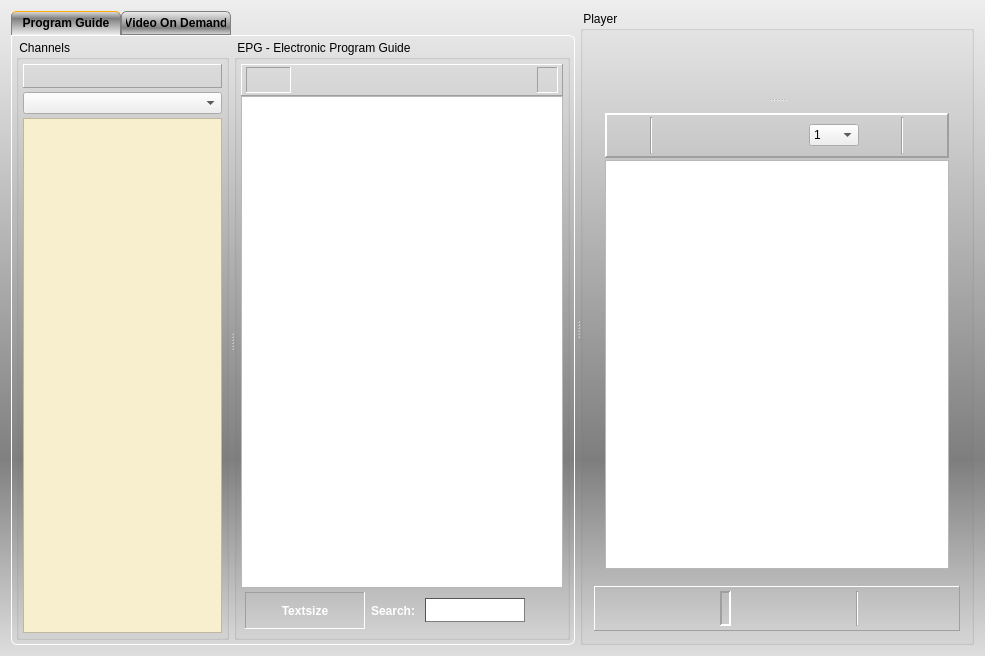
This is vlc-record/forms/recorder_inc.ui in code-google-com/vlc-record as Qt 5 draws it before an edit. The edited form follows.
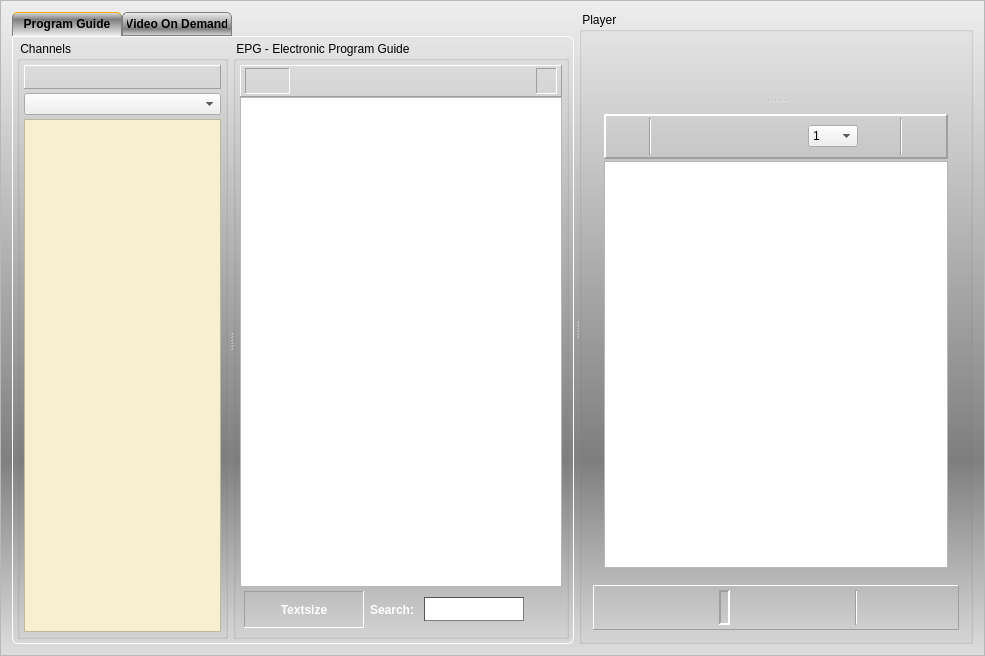
This is the edited form. Icons and pictures are not drawn. Custom widgets are drawn as their Qt base class.

What changed in the file:
```diff
--- a/vlc-record/forms/recorder_inc.ui
+++ b/vlc-record/forms/recorder_inc.ui
@@ -22,6 +22,21 @@
   <property name="locale">
    <locale language="English" country="UnitedStates"/>
   </property>
+  <layout class="QVBoxLayout" name="vMainLayout">
+   <property name="spacing">
+    <number>0</number>
+   </property>
+   <property name="margin">
+    <number>0</number>
+   </property>
+   <item>
+    <widget class="QFrame" name="masterFrame">
+     <property name="frameShape">
+      <enum>QFrame::StyledPanel</enum>
+     </property>
+     <property name="frameShadow">
+      <enum>QFrame::Raised</enum>
+     </property>
   <layout class="QVBoxLayout" name="verticalLayout_4">
    <item>
     <widget class="QSplitter" name="vSplitterChanEpgPlay">
@@ -1449,6 +1464,9 @@
    </item>
   </layout>
  </widget>
+   </item>
+  </layout>
+ </widget>
  <layoutdefault spacing="6" margin="11"/>
  <customwidgets>
   <customwidget>
```
Left out of the diff: 6 changed lines with no effect on the pictures. Lines whose indentation alone changed are shown as unchanged.
